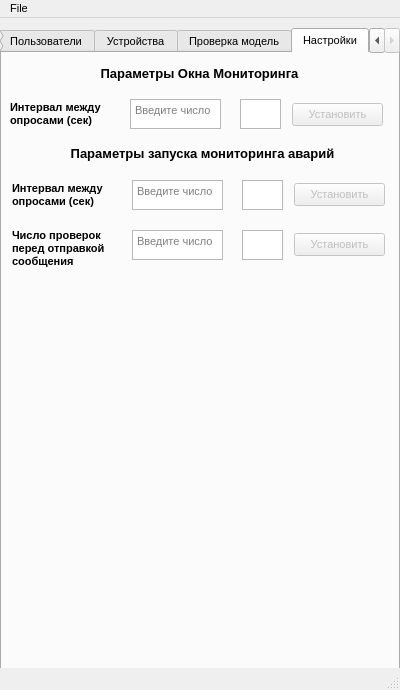
Qt form PlaneBot7.ui (Ivond/Application) before a commit.
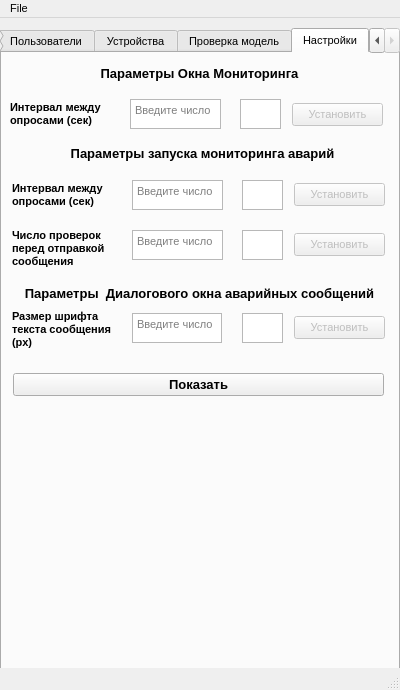
The same form after that commit. The open tabs and pages were chosen to show the change.

The edit to the form file:
```diff
--- a/PlaneBot7.ui
+++ b/PlaneBot7.ui
@@ -3363,6 +3363,130 @@
 &lt;p align=&quot;center&quot; style=&quot;-qt-paragraph-type:empty; margin-top:0px; margin-bottom:0px; margin-left:0px; margin-right:0px; -qt-block-indent:0; text-indent:0px; font-size:8pt; font-weight:400;&quot;&gt;&lt;br /&gt;&lt;/p&gt;&lt;/body&gt;&lt;/html&gt;</string>
       </property>
      </widget>
+     <widget class="QLabel" name="label_40">
+      <property name="geometry">
+       <rect>
+        <x>12</x>
+        <y>230</y>
+        <width>371</width>
+        <height>20</height>
+       </rect>
+      </property>
+      <property name="font">
+       <font>
+        <pointsize>10</pointsize>
+        <weight>75</weight>
+        <bold>true</bold>
+       </font>
+      </property>
+      <property name="text">
+       <string>Параметры  Диалогового окна аварийных сообщений</string>
+      </property>
+      <property name="alignment">
+       <set>Qt::AlignCenter</set>
+      </property>
+     </widget>
+     <widget class="QTextEdit" name="textEdit_35">
+      <property name="geometry">
+       <rect>
+        <x>130</x>
+        <y>260</y>
+        <width>90</width>
+        <height>30</height>
+       </rect>
+      </property>
+      <property name="placeholderText">
+       <string>Введите число</string>
+      </property>
+     </widget>
+     <widget class="QLabel" name="label_41">
+      <property name="geometry">
+       <rect>
+        <x>10</x>
+        <y>256</y>
+        <width>111</width>
+        <height>41</height>
+       </rect>
+      </property>
+      <property name="font">
+       <font>
+        <weight>75</weight>
+        <bold>true</bold>
+       </font>
+      </property>
+      <property name="text">
+       <string>Размер шрифта текста сообщения (px)</string>
+      </property>
+      <property name="wordWrap">
+       <bool>true</bool>
+      </property>
+     </widget>
+     <widget class="QTextBrowser" name="textBrowser_27">
+      <property name="geometry">
+       <rect>
+        <x>240</x>
+        <y>260</y>
+        <width>41</width>
+        <height>30</height>
+       </rect>
+      </property>
+      <property name="font">
+       <font>
+        <pointsize>10</pointsize>
+        <weight>75</weight>
+        <bold>true</bold>
+       </font>
+      </property>
+      <property name="toolTip">
+       <string>&lt;html&gt;&lt;head/&gt;&lt;body&gt;&lt;p align=&quot;center&quot;&gt;&lt;span style=&quot; font-size:10pt; font-weight:600;&quot;&gt;&lt;br/&gt;&lt;/span&gt;&lt;/p&gt;&lt;/body&gt;&lt;/html&gt;</string>
+      </property>
+      <property name="whatsThis">
+       <string>&lt;html&gt;&lt;head/&gt;&lt;body&gt;&lt;p align=&quot;center&quot;&gt;&lt;span style=&quot; font-size:10pt; font-weight:600;&quot;&gt;&lt;br/&gt;&lt;/span&gt;&lt;/p&gt;&lt;/body&gt;&lt;/html&gt;</string>
+      </property>
+      <property name="html">
+       <string>&lt;!DOCTYPE HTML PUBLIC &quot;-//W3C//DTD HTML 4.0//EN&quot; &quot;http://www.w3.org/TR/REC-html40/strict.dtd&quot;&gt;
+&lt;html&gt;&lt;head&gt;&lt;meta name=&quot;qrichtext&quot; content=&quot;1&quot; /&gt;&lt;style type=&quot;text/css&quot;&gt;
+p, li { white-space: pre-wrap; }
+&lt;/style&gt;&lt;/head&gt;&lt;body style=&quot; font-family:'MS Shell Dlg 2'; font-size:10pt; font-weight:600; font-style:normal;&quot;&gt;
+&lt;p align=&quot;center&quot; style=&quot;-qt-paragraph-type:empty; margin-top:0px; margin-bottom:0px; margin-left:0px; margin-right:0px; -qt-block-indent:0; text-indent:0px;&quot;&gt;&lt;br /&gt;&lt;/p&gt;&lt;/body&gt;&lt;/html&gt;</string>
+      </property>
+     </widget>
+     <widget class="QPushButton" name="Set_font_size_btn">
+      <property name="enabled">
+       <bool>false</bool>
+      </property>
+      <property name="geometry">
+       <rect>
+        <x>292</x>
+        <y>263</y>
+        <width>91</width>
+        <height>23</height>
+       </rect>
+      </property>
+      <property name="text">
+       <string>Установить</string>
+      </property>
+     </widget>
+     <widget class="QPushButton" name="View_message_box_btn">
+      <property name="geometry">
+       <rect>
+        <x>11</x>
+        <y>320</y>
+        <width>371</width>
+        <height>23</height>
+       </rect>
+      </property>
+      <property name="font">
+       <font>
+        <pointsize>10</pointsize>
+        <weight>75</weight>
+        <bold>true</bold>
+       </font>
+      </property>
+      <property name="text">
+       <string>Показать</string>
+      </property>
+     </widget>
     </widget>
    </widget>
   </widget>
```
Left out of the diff: 4 changed lines with no effect on the pictures.
